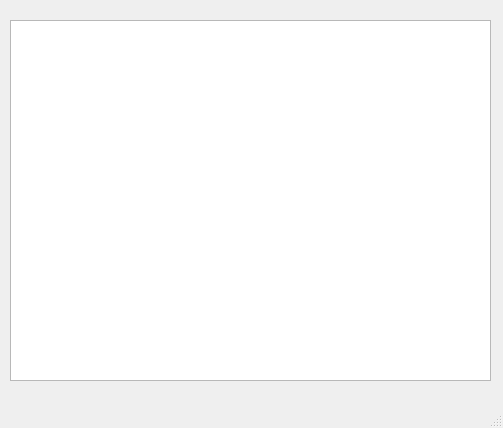
The window that tablewindow.ui (dzhi/school-regression-analysis) describes before a commit, drawn with Qt 5.
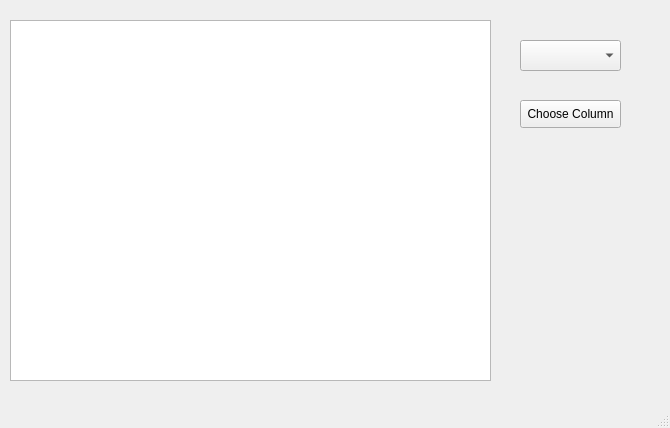
The same window after the commit.

Commit message: added dropdown menu for column selection

```diff
--- a/tablewindow.ui
+++ b/tablewindow.ui
@@ -6,7 +6,7 @@
    <rect>
     <x>0</x>
     <y>0</y>
-    <width>503</width>
+    <width>670</width>
     <height>428</height>
    </rect>
   </property>
@@ -24,6 +24,29 @@
      </rect>
     </property>
    </widget>
+   <widget class="QComboBox" name="comboBox">
+    <property name="geometry">
+     <rect>
+      <x>520</x>
+      <y>40</y>
+      <width>101</width>
+      <height>31</height>
+     </rect>
+    </property>
+   </widget>
+   <widget class="QPushButton" name="pushButton">
+    <property name="geometry">
+     <rect>
+      <x>520</x>
+      <y>100</y>
+      <width>101</width>
+      <height>28</height>
+     </rect>
+    </property>
+    <property name="text">
+     <string>Choose Column</string>
+    </property>
+   </widget>
   </widget>
   <widget class="QMenuBar" name="menubar">
    <property name="geometry">
```
Left out of the diff: 4 changed lines with no effect on the pictures. The commit also changes 2 other files.
